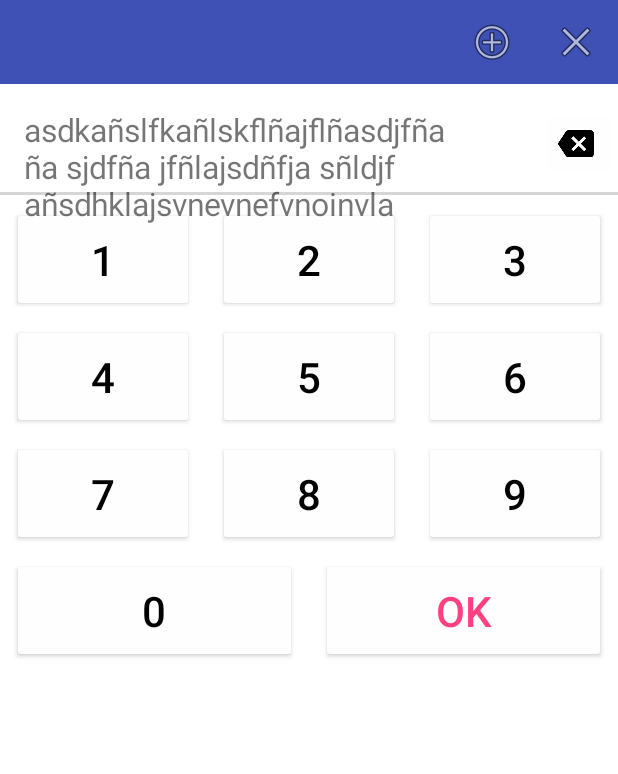
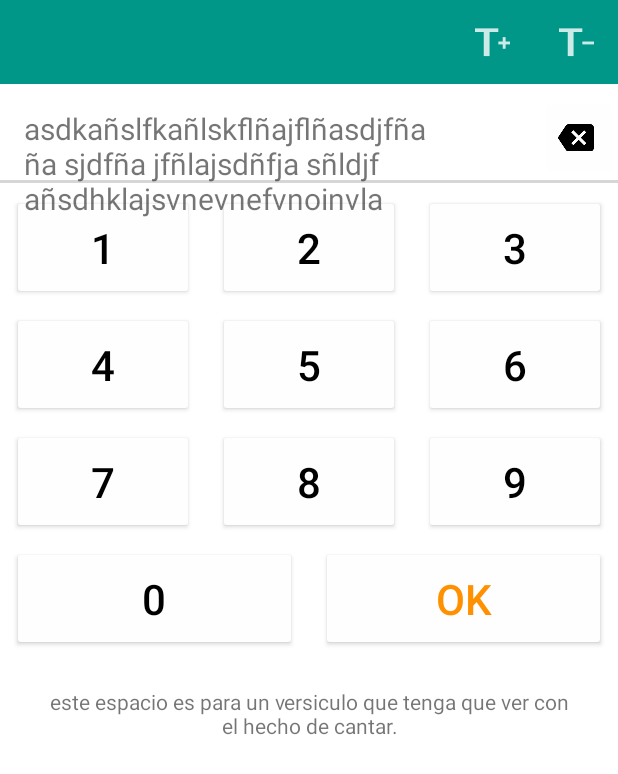
Before and after one commit to IronDroid/HIAD, an Android app: the screen it shows after launch (MainActivity), after a tap on "aumentar tamaño", on a phone screen of 412 x 824 dp. Shown: the top 774 px of the screen. Run offline under Robolectric (Android 15) with nearby library versions, the light colour scheme and no system bars; libraries missing offline, so code that uses them is left out: com.sothree.slidinguppanel; plain views replace SlidingUpPanelLayout; 2 statements that could not run were skipped.

Commit message:
scale text himno

```diff
--- a/app/src/main/java/org/ajcm/hiad/MainActivity.java
+++ b/app/src/main/java/org/ajcm/hiad/MainActivity.java
@@ -1,13 +1,13 @@
 package org.ajcm.hiad;
 
 import android.os.Bundle;
-import android.os.PersistableBundle;
 import android.support.v7.app.AppCompatActivity;
 import android.support.v7.widget.Toolbar;
 import android.util.Log;
 import android.view.Menu;
 import android.view.MenuItem;
 import android.view.View;
+import android.widget.ImageView;
 import android.widget.TextView;
 import android.widget.Toast;
 
@@ -15,7 +15,8 @@ import com.sothree.slidinguppanel.SlidingUpPanelLayout;
 
 public class MainActivity extends AppCompatActivity {
 
-    private static final String TAG = "MainActivity";
+    private static final String TAG = MainActivity.class.getSimpleName();
+    private static final String CURRENT_TEXT_NUMBER = "current_text_number";
     private TextView textHimno;
     private TextView numberHimno;
     private SlidingUpPanelLayout upPanelLayout;
@@ -29,7 +30,8 @@ public class MainActivity extends AppCompatActivity {
         setSupportActionBar((Toolbar) findViewById(R.id.toolbar));
         numberHimno = (TextView) findViewById(R.id.number_himno);
         textHimno = (TextView) findViewById(R.id.text_himno);
-        textSize = textHimno.getTextSize();
+        textSize = 20;
+        textHimno.setTextSize(textSize);
         toolbarPanel = (Toolbar) findViewById(R.id.toolbar_panel);
         toolbarPanel.inflateMenu(R.menu.menu_himno);
         toolbarPanel.setOnMenuItemClickListener(new Toolbar.OnMenuItemClickListener() {
@@ -37,13 +39,11 @@ public class MainActivity extends AppCompatActivity {
             public boolean onMenuItemClick(MenuItem item) {
                 switch (item.getItemId()) {
                     case R.id.action_plus:
-                        Toast.makeText(getApplicationContext(), "plus", Toast.LENGTH_SHORT).show();
-                        textSize += 2;
+                        textSize += 1;
                         textHimno.setTextSize(textSize);
                         return true;
                     case R.id.action_minus:
-                        Toast.makeText(getApplicationContext(), "minus", Toast.LENGTH_SHORT).show();
-                        textSize -= 2;
+                        textSize -= 1;
                         textHimno.setTextSize(textSize);
                         return true;
                 }
@@ -52,12 +52,29 @@ public class MainActivity extends AppCompatActivity {
         });
         upPanelLayout = (SlidingUpPanelLayout) findViewById(R.id.sliding_layout);
         upPanelLayout.setPanelState(SlidingUpPanelLayout.PanelState.HIDDEN);
+
+        ImageView backSpaceButton = (ImageView) findViewById(R.id.back_space);
+        backSpaceButton.setOnLongClickListener(new View.OnLongClickListener() {
+            @Override
+            public boolean onLongClick(View view) {
+                numberHimno.setText("");
+                return true;
+            }
+        });
+        restoreDataSaved(savedInstanceState);
+    }
+
+    private void restoreDataSaved(Bundle savedInstanceState) {
+        if (savedInstanceState != null) {
+            numberHimno.setText(savedInstanceState.getString(CURRENT_TEXT_NUMBER));
+        }
     }
 
     @Override
-    public void onSaveInstanceState(Bundle outState, PersistableBundle outPersistentState) {
-        super.onSaveInstanceState(outState, outPersistentState);
-        Log.i(TAG, "" + outState.toString());
+    protected void onSaveInstanceState(Bundle outState) {
+        super.onSaveInstanceState(outState);
+        outState.putString(CURRENT_TEXT_NUMBER, numberHimno.getText().toString());
+        Log.i(TAG, "save instance: " + outState.toString());
     }
 
     @Override
--- a/app/src/main/res/layout/activity_main.xml
+++ b/app/src/main/res/layout/activity_main.xml
@@ -23,14 +23,13 @@
 
         <FrameLayout
             android:layout_width="match_parent"
-            android:layout_height="wrap_content">
+            android:layout_height="wrap_content"
+            android:layout_marginTop="@dimen/btn_flat_padding">
 
             <TextView
                 android:id="@+id/number_himno"
                 android:layout_width="match_parent"
                 android:layout_height="?attr/actionBarSize"
-                android:layout_marginBottom="@dimen/btn_flat_padding"
-                android:layout_marginTop="@dimen/btn_flat_padding"
                 android:gravity="center_vertical"
                 android:paddingLeft="16dp"
                 android:paddingRight="64dp"
@@ -38,12 +37,10 @@
                 android:textSize="24sp" />
 
             <ImageButton
-                android:id="@+id/pound"
+                android:id="@+id/back_space"
                 android:layout_width="wrap_content"
                 android:layout_height="match_parent"
                 android:layout_gravity="right|bottom"
-                android:layout_marginBottom="@dimen/btn_flat_padding"
-                android:layout_marginTop="@dimen/activity_horizontal_margin"
                 android:background="@drawable/btn_flat_selector"
                 android:contentDescription="@string/app_name"
                 android:onClick="inputDelete"
@@ -59,6 +56,14 @@
 
         <include layout="@layout/dialpad" />
 
+        <TextView
+            android:padding="@dimen/box_padding"
+            android:layout_marginLeft="@dimen/box_padding"
+            android:layout_marginRight="@dimen/box_padding"
+            android:layout_width="wrap_content"
+            android:gravity="center_horizontal|center_vertical"
+            android:layout_height="wrap_content"
+            android:text="este espacio es para un versiculo que tenga que ver con el hecho de cantar." />
     </LinearLayout>
 
     <!--<include layout="@layout/panel_up"/>-->
@@ -77,9 +82,9 @@
 
         <TextView
             android:id="@+id/text_himno"
-            android:padding="@dimen/activity_vertical_margin"
             android:layout_width="match_parent"
             android:layout_height="match_parent"
+            android:padding="@dimen/activity_vertical_margin"
             android:text="asdkañslfkañlskflñajflñasdjfña ña sjdfña jfñlajsdñfja sñldjf añsdhklajsvnevnefvnoinvla" />
 
     </LinearLayout>
--- a/app/src/main/res/layout/dialpad.xml
+++ b/app/src/main/res/layout/dialpad.xml
@@ -1,7 +1,7 @@
 <?xml version="1.0" encoding="utf-8"?>
 <LinearLayout xmlns:android="http://schemas.android.com/apk/res/android"
     android:layout_width="match_parent"
-    android:layout_height="match_parent"
+    android:layout_height="wrap_content"
     android:orientation="vertical">
 
     <LinearLayout
--- a/app/src/main/res/menu/menu_himno.xml
+++ b/app/src/main/res/menu/menu_himno.xml
@@ -2,13 +2,13 @@
     xmlns:app="http://schemas.android.com/apk/res-auto">
     <item
         android:id="@+id/action_plus"
-        android:icon="@android:drawable/ic_menu_add"
+        android:icon="@drawable/ic_action_plus"
         android:title="aumentar tamaño"
         app:showAsAction="ifRoom" />
 
     <item
         android:id="@+id/action_minus"
-        android:icon="@android:drawable/ic_menu_close_clear_cancel"
+        android:icon="@drawable/ic_action_minus"
         android:title="reducir tamaño"
         app:showAsAction="ifRoom" />
 </menu>
--- a/app/src/main/res/values/colors.xml
+++ b/app/src/main/res/values/colors.xml
@@ -1,8 +1,8 @@
 <?xml version="1.0" encoding="utf-8"?>
 <resources>
-    <color name="colorPrimary">#3F51B5</color>
-    <color name="colorPrimaryDark">#303F9F</color>
-    <color name="colorAccent">#FF4081</color>
+    <color name="colorPrimary">#009688</color>
+    <color name="colorPrimaryDark">#00796B</color>
+    <color name="colorAccent">#FF9100</color>
 
     <color name="whiteText">#fefefe</color>
 
--- a/app/src/main/res/values/strings.xml
+++ b/app/src/main/res/values/strings.xml
@@ -1,4 +1,3 @@
 <resources>
-    <string name="app_name">HIAD</string>
-    <string name="name">Himnario Adventista</string>
+    <string name="app_name">Tu Himnario Adventista</string>
 </resources>
```
Also changed, not shown: app/src/main/res/drawable-hdpi/ic_action_minus.png (added), app/src/main/res/drawable-hdpi/ic_action_plus.png (added), app/src/main/res/drawable-ldpi/ic_action_minus.png (added), app/src/main/res/drawable-ldpi/ic_action_plus.png (added), app/src/main/res/drawable-mdpi/ic_action_minus.png (added), app/src/main/res/drawable-mdpi/ic_action_plus.png (added), app/src/main/res/drawable-xhdpi/ic_action_minus.png (added), app/src/main/res/drawable-xhdpi/ic_action_plus.png (added), app/src/main/res/drawable-xxhdpi/ic_action_minus.png (added), app/src/main/res/drawable-xxhdpi/ic_action_plus.png (added).
